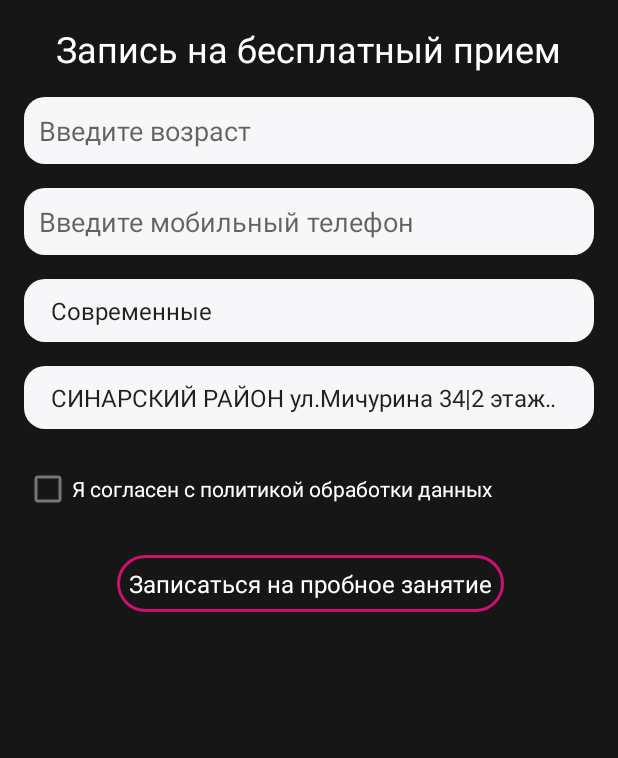
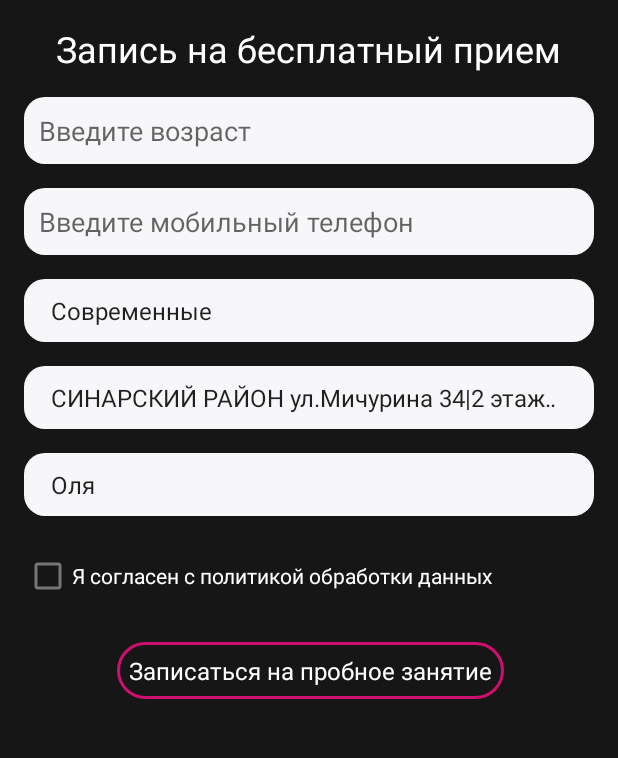
Before and after one commit to Disbalanc/StepForward, an Android app: the MainActivity screen opened directly, with no data from a screen before it, after a tap on "Записаться на пробное занятие", on a phone screen of 412 x 824 dp, the part 293-1051 px from its top. Run offline under Robolectric (Android 15) with nearby library versions, the phone set to English and light mode, and no system bars; our stand-ins replace navigation-ui; libraries missing offline, so code that uses them is left out: io.github.jan.supabase; pictures from the network do not load; 2 statements that could not run were skipped.

Commit message:
feat: Free lession edit

```diff
--- a/app/src/main/java/com/example/stepforward/data/LoginDataSource.kt
+++ b/app/src/main/java/com/example/stepforward/data/LoginDataSource.kt
@@ -22,7 +22,7 @@ class LoginDataSource(private val context: Context) {
 
     fun login(username: String, password: String): Result<LoggedInUser> {
         return try {
-            //userFileDataSource.resetData()
+            userFileDataSource.resetData()
             val user = userFileDataSource.getUser(username, password)
             if (user == null) {
                 return Result.Error(IOException("Invalid credentials"))
--- a/app/src/main/java/com/example/stepforward/ui/home/FreeLessonFragment.kt
+++ b/app/src/main/java/com/example/stepforward/ui/home/FreeLessonFragment.kt
@@ -6,12 +6,14 @@ import android.view.View
 import android.view.ViewGroup
 import android.widget.AdapterView
 import android.widget.ArrayAdapter
+import android.widget.Spinner
 import android.widget.Toast
 import androidx.fragment.app.Fragment
 import androidx.lifecycle.ViewModelProvider
 import com.example.stepforward.R
 import com.example.stepforward.data.UserFileDataSource
 import com.example.stepforward.data.model.LoggedInUser
+import com.example.stepforward.data.model.Teacher
 import com.example.stepforward.data.model.TrialLesson
 import com.example.stepforward.databinding.FragmentFreeLessonBinding
 import com.example.stepforward.ui.login.UserViewModel
@@ -23,6 +25,8 @@ class FreeLessonFragment : Fragment() {
     private val binding get() = _binding!!
     private lateinit var userViewModel: UserViewModel
     private lateinit var userFileDataSource: UserFileDataSource
+    private lateinit var teacherSpinner: Spinner
+    private lateinit var teachers: List<Teacher>
 
     override fun onCreateView(
         inflater: LayoutInflater,
@@ -32,6 +36,7 @@ class FreeLessonFragment : Fragment() {
         _binding = FragmentFreeLessonBinding.inflate(inflater, container, false)
         userViewModel = ViewModelProvider(requireActivity()).get(UserViewModel::class.java)
         userFileDataSource = UserFileDataSource(requireContext())
+        teachers = arguments?.getParcelableArrayList("teachers") ?: emptyList()
 
         setupSpinners()
         setupSubmitButton()
@@ -64,6 +69,17 @@ class FreeLessonFragment : Fragment() {
             setDropDownViewResource(android.R.layout.simple_spinner_dropdown_item)
         }
         binding.studioSpinner.adapter = studioAdapter
+
+        // Спиннер для выбора учителя
+        teacherSpinner = binding.teacherSpinner
+        val teacherAdapter = ArrayAdapter(
+            requireContext(),
+            android.R.layout.simple_spinner_item,
+            teachers.map { it.name }
+        ).apply {
+            setDropDownViewResource(android.R.layout.simple_spinner_dropdown_item)
+        }
+        teacherSpinner.adapter = teacherAdapter
     }
 
     private fun setupSubmitButton() {
@@ -75,20 +91,24 @@ class FreeLessonFragment : Fragment() {
 
             if (validateInput(phone, age)) {
                 val trialDate = generateTrialDate()
+                val selectedTeacherPosition = teacherSpinner.selectedItemPosition
+                val selectedTeacher = teachers[selectedTeacherPosition]
 
                 userViewModel.user.value?.let { currentUser ->
+// FreeLessonFragment.kt
                     val updatedUser = currentUser.copy(
-                        daySession = currentUser.daySession + trialDate,
+                        daySession = currentUser.daySession, // Не добавляем пробное занятие в daySession
                         trialLesson = TrialLesson(
                             direction = selectedDirection,
                             studio = selectedStudio,
-                            date = trialDate
+                            date = trialDate,
+                            teacherId = selectedTeacher.idTeacher
                         )
                     )
 
                     userViewModel.updateUser(updatedUser)
                     if (userFileDataSource.updateUser(updatedUser)) {
-                        showSuccessMessage(selectedDirection, selectedStudio, trialDate)
+                        showSuccessMessage(selectedDirection, selectedStudio, trialDate, selectedTeacher)
                         clearForm()
                     } else {
                         Toast.makeText(requireContext(), "Ошибка сохранения", Toast.LENGTH_SHORT).show()
@@ -137,16 +157,22 @@ class FreeLessonFragment : Fragment() {
         return true
     }
 
-    private fun showSuccessMessage(direction: String, studio: String, date: Date) {
+    private fun showSuccessMessage(
+        direction: String,
+        studio: String,
+        date: Date,
+        teacher: Teacher
+    ) {
         val dateFormat = android.text.format.DateFormat.getDateFormat(requireContext())
         val timeFormat = android.text.format.DateFormat.getTimeFormat(requireContext())
 
         val message = """
-            Вы записаны на пробное занятие!
-            Направление: $direction
-            Студия: $studio
-            Дата: ${dateFormat.format(date)} в ${timeFormat.format(date)}
-        """.trimIndent()
+        Вы записаны на пробное занятие!
+        Направление: $direction
+        Студия: $studio
+        Учитель: ${teacher.name}
+        Дата: ${dateFormat.format(date)} в ${timeFormat.format(date)}
+    """.trimIndent()
 
         Toast.makeText(requireContext(), message, Toast.LENGTH_LONG).show()
     }
--- a/app/src/main/java/com/example/stepforward/ui/home/HomeFragment.kt
+++ b/app/src/main/java/com/example/stepforward/ui/home/HomeFragment.kt
@@ -60,17 +60,16 @@ class HomeFragment : Fragment() {
         binding.root.postDelayed(::updateClubCartDetails, 100)
 
         binding.recordBtn.setOnClickListener {
-            // код обработки нажатия на кнопку записи на пробный прием
+            val bundle = Bundle().apply {
+                putParcelableArrayList("teachers", ArrayList(getTeachers()))
+            }
+            findNavController().navigate(R.id.action_nav_home_to_freeLessonFragment, bundle)
         }
 
         // Добавить обработчик нажатия для текста обратной связи
         binding.feedBack.setOnClickListener {
             val intent = Intent(Intent.ACTION_VIEW, Uri.parse("https://stepup66.ru/"))
             startActivity(intent)
-        }
-
-        binding.recordBtn.setOnClickListener {
-            findNavController().navigate(R.id.action_nav_home_to_freeLessonFragment)
         }
 
         return binding.root
--- a/app/src/main/res/layout/fragment_free_lesson.xml
+++ b/app/src/main/res/layout/fragment_free_lesson.xml
@@ -67,6 +67,14 @@
         android:background="@drawable/edittext_background"
         android:layout_marginTop="16dp" />
 
+    <Spinner
+        android:id="@+id/teacher_spinner"
+        android:layout_width="match_parent"
+        android:layout_height="wrap_content"
+        android:padding="10dp"
+        android:background="@drawable/edittext_background"
+        android:layout_marginTop="16dp" />
+
     <!-- Согласие с политикой обработки данных -->
     <CheckBox
         android:id="@+id/consent_checkbox"
--- a/app/src/main/res/navigation/mobile_navigation.xml
+++ b/app/src/main/res/navigation/mobile_navigation.xml
@@ -15,7 +15,11 @@
             app:destination="@id/teacherAndDetailsFragment" />
         <action
             android:id="@+id/action_nav_home_to_freeLessonFragment"
-            app:destination="@id/freeLessonFragment" />
+            app:destination="@id/freeLessonFragment">
+            <argument
+                android:name="teachers"
+                app:argType="com.example.stepforward.data.model.Teacher[]" />
+        </action>
     </fragment>
 
     <fragment
```
Also changed, not shown: app/src/main/java/com/example/stepforward/data/Adapters/CalendarAdapter.kt (+27 -10 lines), app/src/main/java/com/example/stepforward/data/model/LoggedInUser.kt (+8 -3 lines), app/src/main/java/com/example/stepforward/ui/сalendar/CalendarFragment.kt (+38 -3 lines), app/src/main/res/layout/item_calndar.xml (+7 -0 lines).
